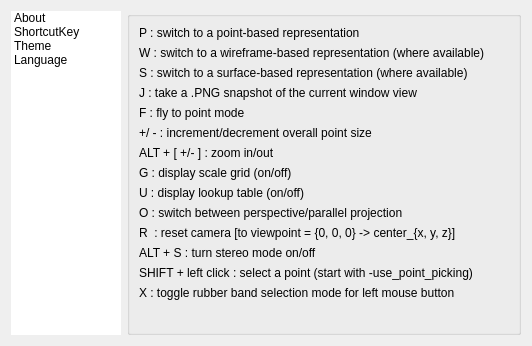
Qt form cloudtool/setting/setting.ui (alex-hjm/cloudtool) before a commit.
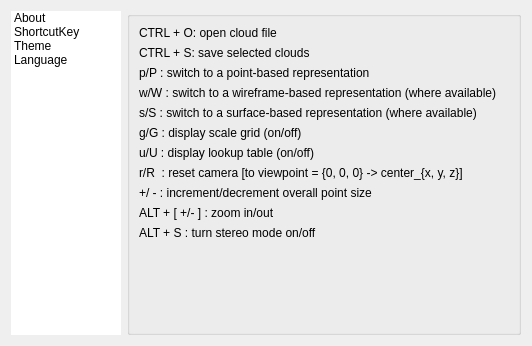
The same form after that commit. The open tabs and pages were chosen to show the change. Icons and pictures are not drawn.

Patch:
```diff
--- a/cloudtool/setting/setting.ui
+++ b/cloudtool/setting/setting.ui
@@ -6,7 +6,7 @@
    <rect>
     <x>0</x>
     <y>0</y>
-    <width>515</width>
+    <width>518</width>
     <height>346</height>
    </rect>
   </property>
@@ -234,38 +234,59 @@
           <string/>
          </property>
          <layout class="QVBoxLayout" name="verticalLayout_5">
+          <item>
+           <widget class="QLabel" name="label_8">
+            <property name="text">
+             <string>CTRL + O: open cloud file</string>
+            </property>
+           </widget>
+          </item>
+          <item>
+           <widget class="QLabel" name="label_10">
+            <property name="text">
+             <string>CTRL + S: save selected clouds</string>
+            </property>
+           </widget>
+          </item>
           <item>
            <widget class="QLabel" name="label_15">
             <property name="text">
-             <string>P : switch to a point-based representation</string>
+             <string>p/P : switch to a point-based representation</string>
             </property>
            </widget>
           </item>
           <item>
            <widget class="QLabel" name="label_14">
             <property name="text">
-             <string>W : switch to a wireframe-based representation (where available) </string>
+             <string>w/W : switch to a wireframe-based representation (where available) </string>
             </property>
            </widget>
           </item>
           <item>
            <widget class="QLabel" name="label_7">
             <property name="text">
-             <string>S : switch to a surface-based representation (where available)</string>
+             <string>s/S : switch to a surface-based representation (where available)</string>
             </property>
            </widget>
           </item>
           <item>
-           <widget class="QLabel" name="label_8">
+           <widget class="QLabel" name="label_9">
             <property name="text">
-             <string>J : take a .PNG snapshot of the current window view</string>
+             <string>g/G : display scale grid (on/off)</string>
             </property>
            </widget>
           </item>
           <item>
-           <widget class="QLabel" name="label_11">
+           <widget class="QLabel" name="label_13">
             <property name="text">
-             <string>F : fly to point mode</string>
+             <string>u/U : display lookup table (on/off)</string>
+            </property>
+           </widget>
+          </item>
+          <item>
+           <widget class="QLabel" name="label_17">
+            <property name="text">
+             <string>r/R  : reset camera [to viewpoint = {0, 0, 0} -&gt; center_{x, y, z}] </string>
             </property>
            </widget>
           </item>
@@ -283,34 +304,6 @@
             </property>
            </widget>
           </item>
-          <item>
-           <widget class="QLabel" name="label_9">
-            <property name="text">
-             <string>G : display scale grid (on/off)</string>
-            </property>
-           </widget>
-          </item>
-          <item>
-           <widget class="QLabel" name="label_13">
-            <property name="text">
-             <string>U : display lookup table (on/off)</string>
-            </property>
-           </widget>
-          </item>
-          <item>
-           <widget class="QLabel" name="label_10">
-            <property name="text">
-             <string>O : switch between perspective/parallel projection </string>
-            </property>
-           </widget>
-          </item>
-          <item>
-           <widget class="QLabel" name="label_17">
-            <property name="text">
-             <string>R  : reset camera [to viewpoint = {0, 0, 0} -&gt; center_{x, y, z}] </string>
-            </property>
-           </widget>
-          </item>
           <item>
            <widget class="QLabel" name="label_20">
             <property name="text">
@@ -318,20 +311,6 @@
             </property>
            </widget>
           </item>
-          <item>
-           <widget class="QLabel" name="label_16">
-            <property name="text">
-             <string>SHIFT + left click : select a point (start with -use_point_picking)</string>
-            </property>
-           </widget>
-          </item>
-          <item>
-           <widget class="QLabel" name="label_19">
-            <property name="text">
-             <string>X : toggle rubber band selection mode for left mouse button</string>
-            </property>
-           </widget>
-          </item>
           <item>
            <spacer name="verticalSpacer_2">
             <property name="orientation">
```
Left out of the diff: 3 changed lines with no effect on the pictures.
